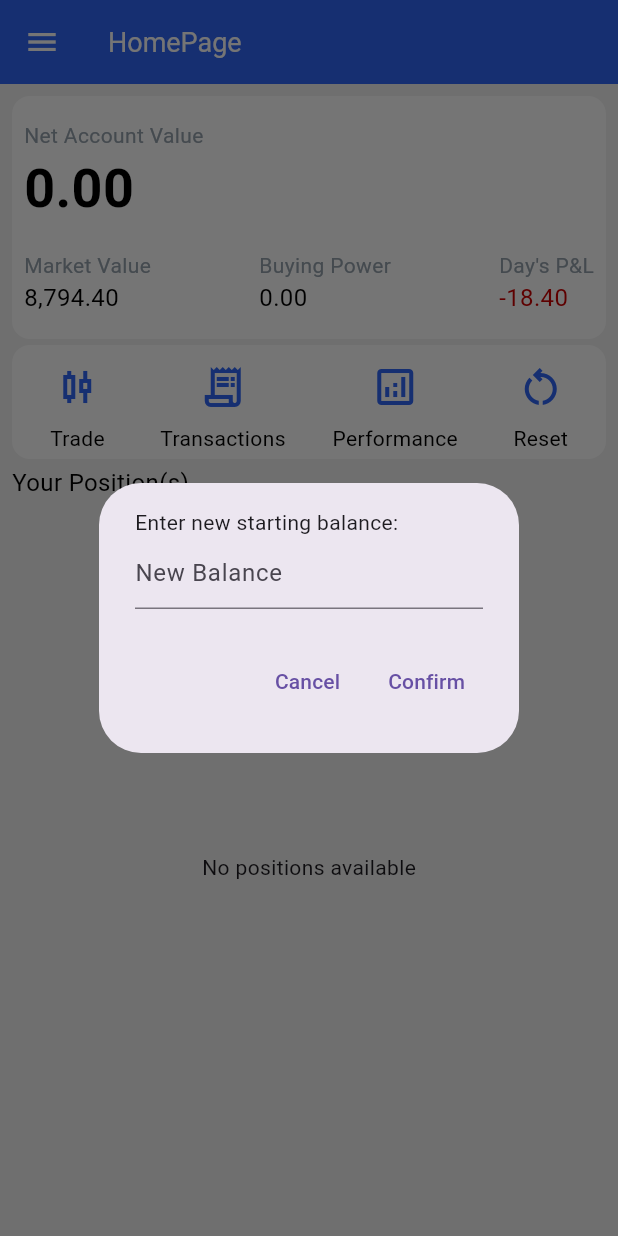
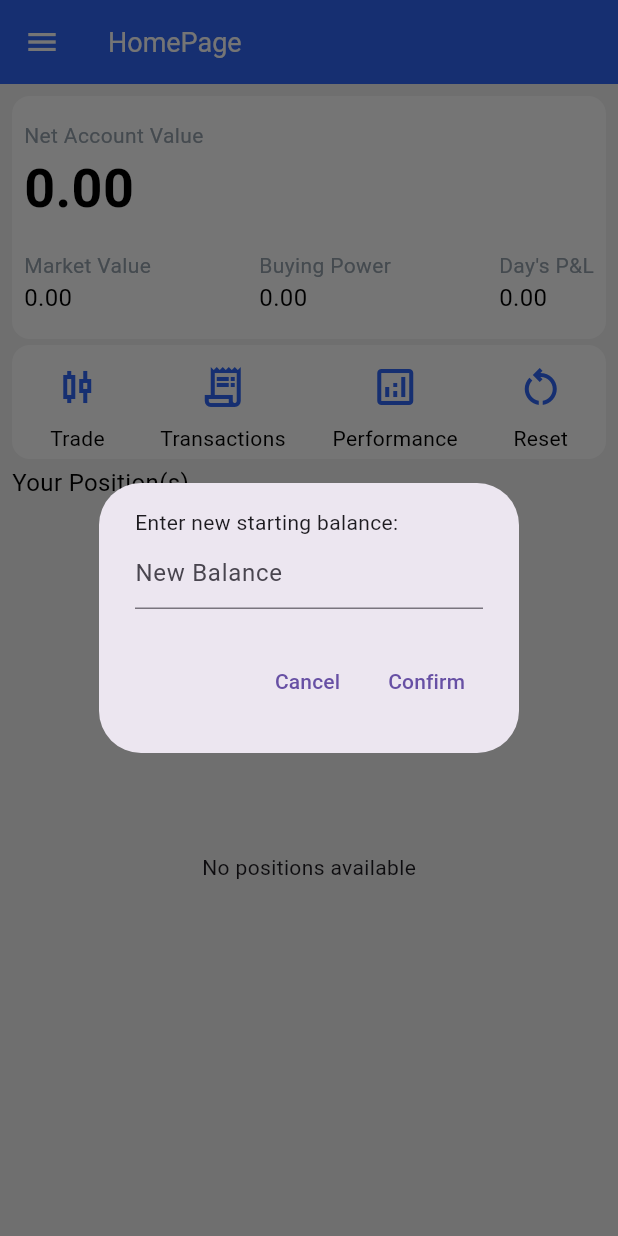
Before and after one commit to raynor-koh/Orbital23-24, a Flutter app: the MainWrapper screen opened by its route, after a tap on the "candlestick chart" icon, after a tap on the "restart alt" icon, on a phone screen of 412 x 824 dp. Run offline on Flutter 3.47's test engine with Material 3 defaults, Android fonts, the phone set to English and light mode, and no system bars; our stand-ins replace bloc, envied, equatable, flutter_bloc, google_fonts, iconly and 2 more; accounts and stored records are empty; network calls fail; Roboto replaces fonts that are missing (Heebo).

Commit message:
Add real time account value data

```diff
--- a/lib/pages/home_page.dart
+++ b/lib/pages/home_page.dart
@@ -24,19 +24,29 @@ class _HomePageState extends State<HomePage> {
   final AlpacaService alpacaService = AlpacaService();
   final TransactionService transactionService = TransactionService();
 
+  late Future<Map<String, dynamic>> _portfolioDataFuture;
+
   @override
   void initState() {
     super.initState();
     String userId = Provider.of<UserProvider>(context, listen: false).user.id;
     userPositionService.getUserPosition(context, userId);
+    _portfolioDataFuture = _fetchPortfolioData();
   }
 
   @override
   Widget build(BuildContext context) {
-    List<AccountPosition> userAccountPosition =
-        Provider.of<UserPositionProvider>(context)
-            .userPosition
-            .accountPositions;
+    return FutureBuilder<Map<String, dynamic>>(
+      future: _portfolioDataFuture,
+      builder: (context, snapshot) {
+        if (snapshot.connectionState == ConnectionState.waiting) {
+          return const Center(child: CircularProgressIndicator());
+        } else if (snapshot.hasError) {
+          return Center(child: Text('Error: ${snapshot.error}'));
+        } else if (!snapshot.hasData) {
+          return const Center(child: Text('No data available'));
+        } else {
+          final data = snapshot.data!;
           return Padding(
             padding: const EdgeInsetsDirectional.fromSTEB(8, 0, 8, 0),
             child: Column(
@@ -44,17 +54,11 @@ class _HomePageState extends State<HomePage> {
               mainAxisAlignment: MainAxisAlignment.center,
               crossAxisAlignment: CrossAxisAlignment.center,
               children: [
-          const SizedBox(
-            height: 8,
-          ),
-          buildStatisticsPanel(context),
-          const SizedBox(
-            height: 4,
-          ),
+                const SizedBox(height: 8),
+                buildStatisticsPanel(context, data),
+                const SizedBox(height: 4),
                 buildIconButtonsPanel(context),
-          const SizedBox(
-            height: 4,
-          ),
+                const SizedBox(height: 4),
                 Align(
                   alignment: const AlignmentDirectional(-1, 0),
                   child: Text(
@@ -63,57 +67,23 @@ class _HomePageState extends State<HomePage> {
                   ),
                 ),
                 Expanded(
-            child: FutureBuilder(future: Future.wait(
-              userAccountPosition.map(
-                (position) async {
-                  Map<String, dynamic> stockMetrics =
-                      await alpacaService.getStockMetrics(position.symbol);
-                  double marketValue =
-                      stockMetrics['latestTradePrice'] * position.quantity;
-                  num initialInvestment =
-                      position.price * (position.quantity.toDouble());
-                  double pnl = marketValue - initialInvestment;
-                  double pnlPercentage = pnl / initialInvestment * 100;
-                  return StockCard(
-                    symbol: position.symbol,
-                    name: position.name,
-                    marketValue: marketValue,
-                    quantity: position.quantity,
-                    pnl: pnl,
-                    pnlPercentage: pnlPercentage,
-                  );
-                },
-              ),
-            ), builder: (context, snapshot) {
-              if (snapshot.hasData) {
-                if (snapshot.data!.isNotEmpty) {
-                  return ListView(
+                  child: data['stockCards'].isEmpty
+                      ? const Center(child: Text('No positions available'))
+                      : ListView(
                           padding: const EdgeInsets.symmetric(vertical: 4),
                           scrollDirection: Axis.vertical,
-                    children:
-                        snapshot.data!.map((stockCard) => stockCard).toList(),
-                  );
-                } else {
-                  return const Center(child: Text('No positions available'));
-                }
-              } else if (snapshot.hasError) {
-                return Center(
-                  child: Text('Error: ${snapshot.error}'),
-                );
-              } else {
-                return const Center(child: CircularProgressIndicator());
-              }
-            }),
-          )
+                          children: data['stockCards'],
+                        ),
+                ),
               ],
             ),
           );
         }
+      },
+    );
+  }
 
-  Widget buildStatisticsPanel(BuildContext context) {
-    User user = Provider.of<UserProvider>(context).user;
-    UserPosition userPosition =
-        Provider.of<UserPositionProvider>(context).userPosition;
+  Widget buildStatisticsPanel(BuildContext context, Map<String, dynamic> data) {
     return Container(
       decoration: BoxDecoration(
         color: UIColours.white,
@@ -131,7 +101,7 @@ class _HomePageState extends State<HomePage> {
               style: UIText.small.copyWith(color: UIColours.secondaryText),
             ),
             Text(
-              userPosition.accountBalance.toStringAsFixed(2),
+              data['netAccountValue'].toStringAsFixed(2),
               style: UIText.heading,
             ),
             const SizedBox(
@@ -153,7 +123,7 @@ class _HomePageState extends State<HomePage> {
                           UIText.small.copyWith(color: UIColours.secondaryText),
                     ),
                     Text(
-                      '8,794.40',
+                      data['marketValue'].toStringAsFixed(2),
                       style: UIText.medium,
                     ),
                   ],
@@ -169,7 +139,7 @@ class _HomePageState extends State<HomePage> {
                           UIText.small.copyWith(color: UIColours.secondaryText),
                     ),
                     Text(
-                      userPosition.buyingPower.toStringAsFixed(2),
+                      data['buyingPower'].toStringAsFixed(2),
                       style: UIText.medium,
                     ),
                   ],
@@ -185,8 +155,14 @@ class _HomePageState extends State<HomePage> {
                           UIText.small.copyWith(color: UIColours.secondaryText),
                     ),
                     Text(
-                      '-18.40',
-                      style: UIText.medium.copyWith(color: UIColours.red),
+                      data['daysPnL'] > 0
+                          ? '+${data['daysPnL'].toStringAsFixed(2)}'
+                          : data['daysPnL'].toStringAsFixed(2),
+                      style: data['daysPnL'] == 0
+                          ? UIText.medium.copyWith()
+                          : data['daysPnL'] < 0
+                              ? UIText.medium.copyWith(color: UIColours.red)
+                              : UIText.medium.copyWith(color: UIColours.green),
                     ),
                   ],
                 ),
@@ -388,4 +364,46 @@ class _HomePageState extends State<HomePage> {
     // Close the confirmation dialog
     Navigator.of(context).pop();
   }
+
+  Future<Map<String, dynamic>> _fetchPortfolioData() async {
+    UserPosition userPosition =
+        Provider.of<UserPositionProvider>(context, listen: false).userPosition;
+    List<AccountPosition> positions = userPosition.accountPositions;
+
+    double totalMarketValue = 0;
+    double totalPnL = 0;
+    List<StockCard> stockCards = [];
+
+    for (var position in positions) {
+      Map<String, dynamic> stockMetrics =
+          await alpacaService.getStockMetrics(position.symbol);
+      double currentPrice = stockMetrics['latestTradePrice'];
+      double marketValue = currentPrice * position.quantity;
+      double pnl = marketValue - (position.price * position.quantity);
+      double pnlPercentage = (pnl / (position.price * position.quantity)) * 100;
+
+      totalMarketValue += marketValue;
+      totalPnL += pnl;
+
+      stockCards.add(StockCard(
+        symbol: position.symbol,
+        name: position.name,
+        marketValue: marketValue,
+        quantity: position.quantity,
+        pnl: pnl,
+        pnlPercentage: pnlPercentage,
+      ));
     }
+
+    double netAccountValue = userPosition.accountBalance + totalMarketValue;
+    double buyingPower = userPosition.buyingPower + 0;
+
+    return {
+      'netAccountValue': netAccountValue,
+      'marketValue': totalMarketValue,
+      'buyingPower': buyingPower,
+      'daysPnL': totalPnL,
+      'stockCards': stockCards,
+    };
+  }
+}
```
Lines whose indentation alone changed are shown as unchanged.
